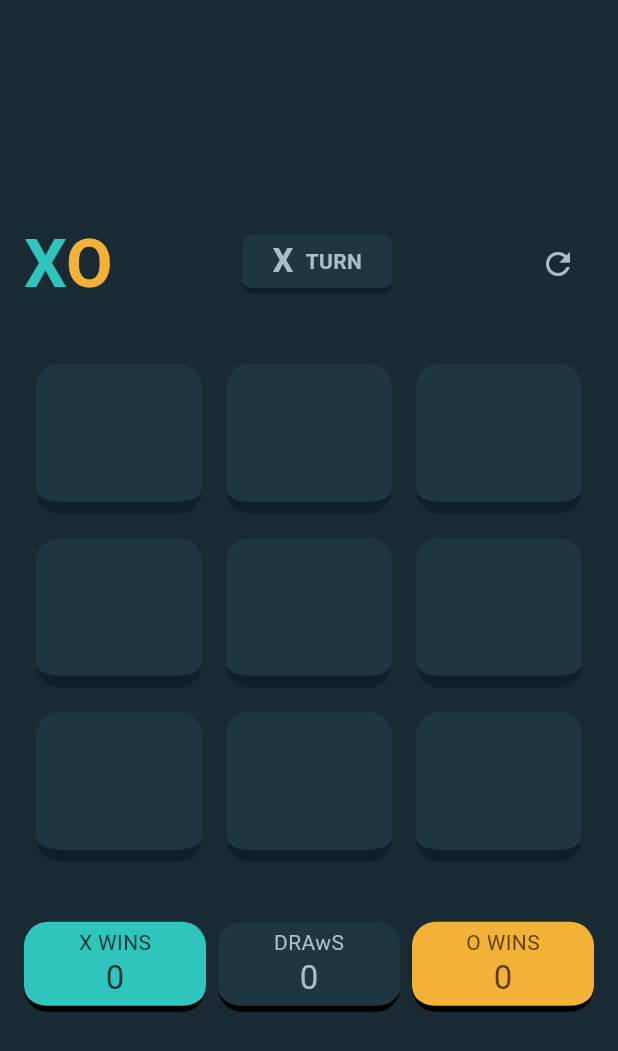
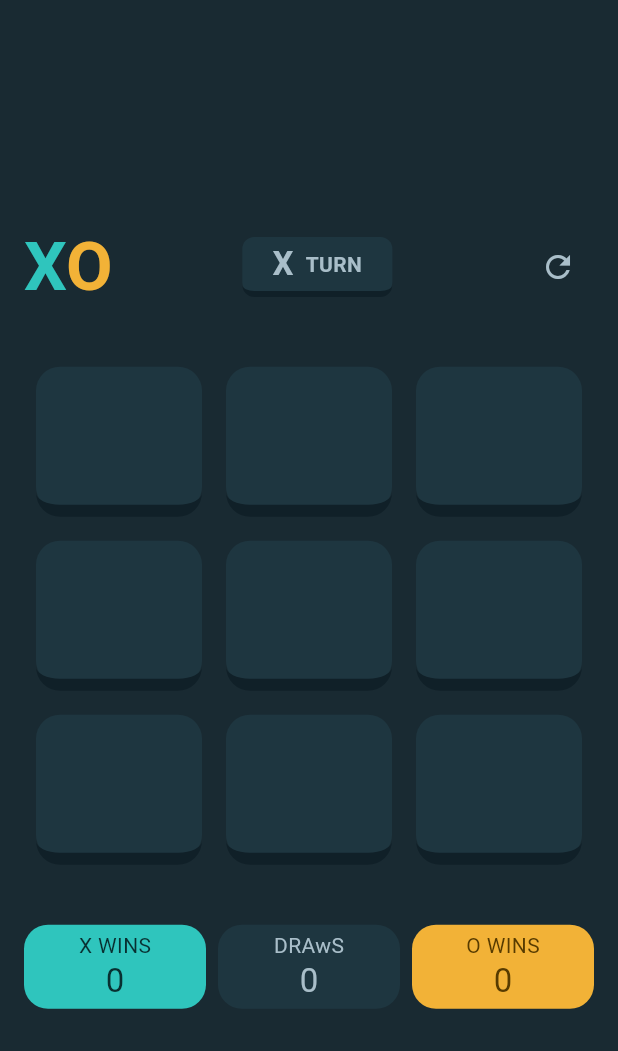
Before and after one commit to Mirror83/tic_tac_toe_flutter, a Flutter app: the screen it shows after launch, after a tap on "NEW GAME (VS CPU)", on a phone screen of 412 x 824 dp. Shown: the top 1051 px of the screen. Run offline on Flutter 3.47's test engine with Material 3 defaults, Android fonts, the light colour scheme and no system bars.

Commit message:
Removed border from StatBlock

```diff
--- a/lib/components/stats.dart
+++ b/lib/components/stats.dart
@@ -20,9 +20,9 @@ class StatBlock extends StatelessWidget {
     return Container(
       padding: const EdgeInsets.symmetric(vertical: 4),
       decoration: BoxDecoration(
-          color: backgroundColour ?? theme.colorScheme.primary,
-          borderRadius: BorderRadius.circular(16),
-          border: const BorderDirectional(bottom: BorderSide(width: 4))),
+        color: backgroundColour ?? theme.colorScheme.primary,
+        borderRadius: BorderRadius.circular(16),
+      ),
       child: Column(
         children: [
           Text(
```
